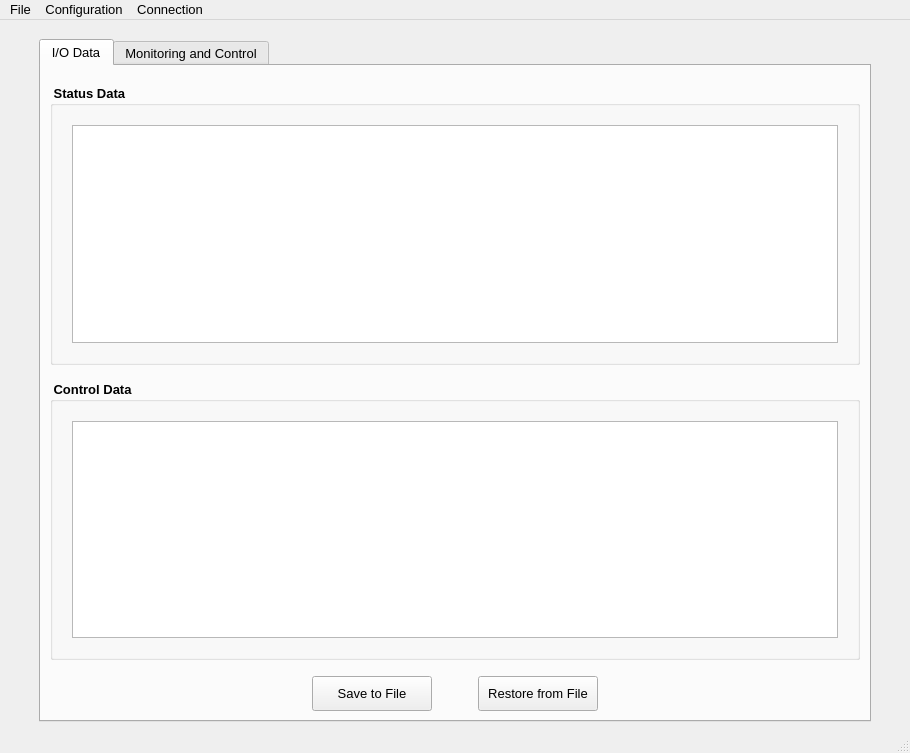
This is TCP_Client/mainwindow.ui in epw7856/TCP_Client as Qt 5 draws it before an edit. The edited form follows.
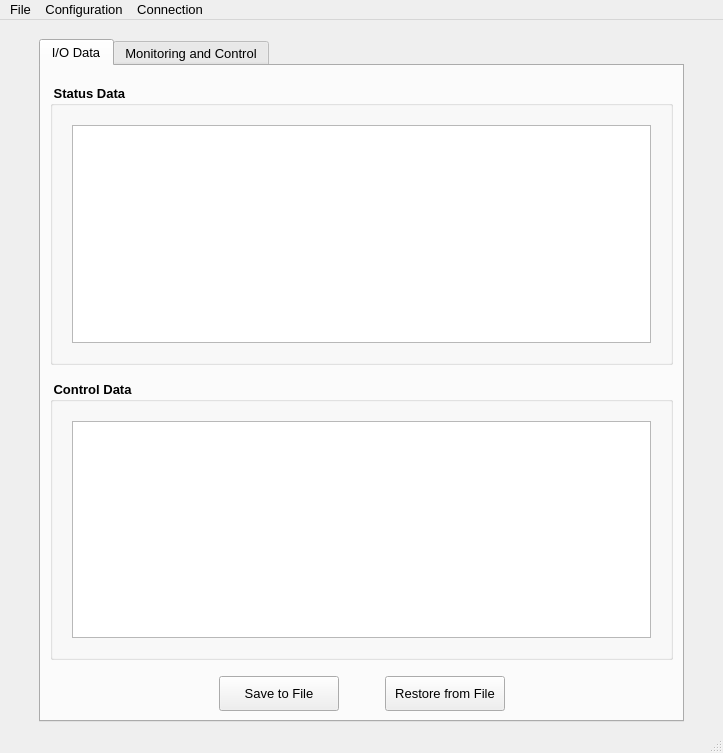
This is the edited form.

The edit to the form file:
```diff
--- a/TCP_Client/mainwindow.ui
+++ b/TCP_Client/mainwindow.ui
@@ -6,7 +6,7 @@
    <rect>
     <x>0</x>
     <y>0</y>
-    <width>910</width>
+    <width>723</width>
     <height>753</height>
    </rect>
   </property>
@@ -83,6 +83,12 @@
           </item>
           <item>
            <widget class="QGroupBox" name="groupBoxStatusData">
+            <property name="sizePolicy">
+             <sizepolicy hsizetype="Preferred" vsizetype="Minimum">
+              <horstretch>0</horstretch>
+              <verstretch>0</verstretch>
+             </sizepolicy>
+            </property>
             <property name="font">
              <font>
               <family>Segoe UI</family>
@@ -202,6 +208,12 @@
           </item>
           <item>
            <widget class="QGroupBox" name="groupBoxControlData">
+            <property name="sizePolicy">
+             <sizepolicy hsizetype="Preferred" vsizetype="Minimum">
+              <horstretch>0</horstretch>
+              <verstretch>0</verstretch>
+             </sizepolicy>
+            </property>
             <property name="font">
              <font>
               <family>Segoe UI</family>
@@ -437,7 +449,7 @@
     <rect>
      <x>0</x>
      <y>0</y>
-     <width>910</width>
+     <width>723</width>
      <height>23</height>
     </rect>
    </property>
```
